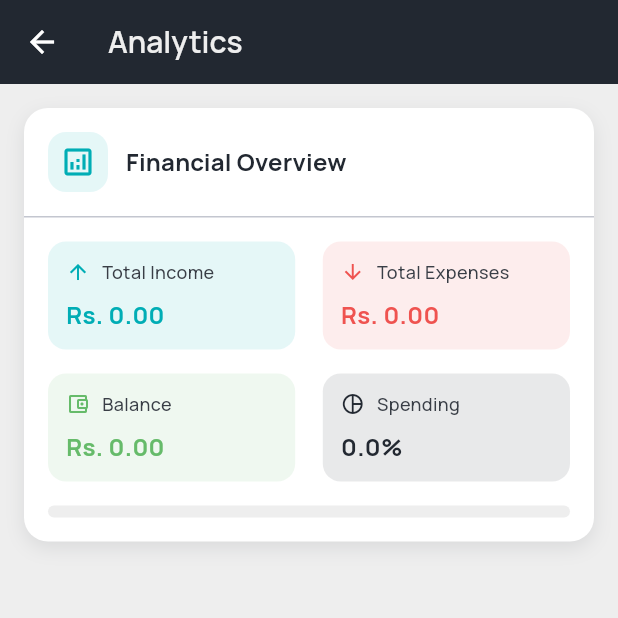
After one commit to Abelboby/SpendWise, a Flutter app: the AnalyticsScreen screen opened directly, on a phone screen of 412 x 824 dp, the top half of it. The commit adds this screen. Run offline on Flutter 3.47's test engine with Material 3 defaults, Android fonts, the phone set to English and light mode, and no system bars; our stand-ins replace cloud_firestore, firebase_auth, firebase_core, google_sign_in; accounts and stored records are empty; network calls fail.

Commit message:
Add Analytics Screen with financial overview and metrics

```diff
--- /dev/null
+++ b/lib/screens/analytics_screen.dart
@@ -0,0 +1,227 @@
+import 'package:flutter/material.dart';
+import 'package:provider/provider.dart';
+import 'package:intl/intl.dart';
+import '../providers/finance_provider.dart';
+import '../constants/app_colors.dart';
+
+class AnalyticsScreen extends StatelessWidget {
+  const AnalyticsScreen({super.key});
+
+  Widget _buildAnalyticCard({
+    required BuildContext context,
+    required String title,
+    required Widget child,
+    required IconData icon,
+  }) {
+    return Container(
+      margin: const EdgeInsets.only(bottom: 16),
+      decoration: BoxDecoration(
+        color: Colors.white,
+        borderRadius: BorderRadius.circular(16),
+        boxShadow: [
+          BoxShadow(
+            color: AppColors.navy.withOpacity(0.1),
+            blurRadius: 10,
+            offset: const Offset(0, 4),
+          ),
+        ],
+      ),
+      child: Column(
+        crossAxisAlignment: CrossAxisAlignment.start,
+        children: [
+          Padding(
+            padding: const EdgeInsets.all(16),
+            child: Row(
+              children: [
+                Container(
+                  padding: const EdgeInsets.all(8),
+                  decoration: BoxDecoration(
+                    color: AppColors.accent.withOpacity(0.1),
+                    borderRadius: BorderRadius.circular(12),
+                  ),
+                  child: Icon(
+                    icon,
+                    color: AppColors.accent,
+                    size: 24,
+                  ),
+                ),
+                const SizedBox(width: 12),
+                Text(
+                  title,
+                  style: Theme.of(context).textTheme.titleMedium?.copyWith(
+                        color: AppColors.navy,
+                        fontWeight: FontWeight.bold,
+                      ),
+                ),
+              ],
+            ),
+          ),
+          const Divider(height: 1),
+          child,
+        ],
+      ),
+    );
+  }
+
+  Widget _buildOverviewCard(BuildContext context) {
+    final financeProvider = Provider.of<FinanceProvider>(context);
+    final totalIncome = financeProvider.totalIncome;
+    final totalExpenses = financeProvider.totalExpenses;
+    final remainingAmount = totalIncome - totalExpenses;
+    final spendingPercentage =
+        totalIncome > 0 ? (totalExpenses / totalIncome * 100) : 0;
+
+    return _buildAnalyticCard(
+      context: context,
+      title: 'Financial Overview',
+      icon: Icons.analytics_outlined,
+      child: Padding(
+        padding: const EdgeInsets.all(16),
+        child: Column(
+          children: [
+            Row(
+              mainAxisAlignment: MainAxisAlignment.spaceBetween,
+              children: [
+                _buildMetricItem(
+                  context,
+                  'Total Income',
+                  'Rs. ${NumberFormat('#,##0.00').format(totalIncome)}',
+                  Icons.arrow_upward,
+                  AppColors.accent,
+                ),
+                _buildMetricItem(
+                  context,
+                  'Total Expenses',
+                  'Rs. ${NumberFormat('#,##0.00').format(totalExpenses)}',
+                  Icons.arrow_downward,
+                  Colors.red[400]!,
+                ),
+              ],
+            ),
+            const SizedBox(height: 16),
+            Row(
+              mainAxisAlignment: MainAxisAlignment.spaceBetween,
+              children: [
+                _buildMetricItem(
+                  context,
+                  'Balance',
+                  'Rs. ${NumberFormat('#,##0.00').format(remainingAmount)}',
+                  Icons.account_balance_wallet_outlined,
+                  remainingAmount >= 0 ? Colors.green[400]! : Colors.red[400]!,
+                ),
+                _buildMetricItem(
+                  context,
+                  'Spending',
+                  '${spendingPercentage.toStringAsFixed(1)}%',
+                  Icons.pie_chart_outline,
+                  AppColors.navy,
+                ),
+              ],
+            ),
+            const SizedBox(height: 16),
+            Container(
+              height: 8,
+              decoration: BoxDecoration(
+                color: AppColors.lightGrey,
+                borderRadius: BorderRadius.circular(4),
+              ),
+              child: Row(
+                children: [
+                  Flexible(
+                    flex: totalExpenses.toInt(),
+                    child: Container(
+                      decoration: BoxDecoration(
+                        color: spendingPercentage > 90
+                            ? Colors.red[400]
+                            : spendingPercentage > 70
+                                ? Colors.orange[400]
+                                : Colors.green[400],
+                        borderRadius: BorderRadius.circular(4),
+                      ),
+                    ),
+                  ),
+                  Flexible(
+                    flex: (totalIncome - totalExpenses).toInt(),
+                    child: Container(),
+                  ),
+                ],
+              ),
+            ),
+          ],
+        ),
+      ),
+    );
+  }
+
+  Widget _buildMetricItem(
+    BuildContext context,
+    String title,
+    String value,
+    IconData icon,
+    Color color,
+  ) {
+    return Container(
+      width: MediaQuery.of(context).size.width * 0.4,
+      padding: const EdgeInsets.all(12),
+      decoration: BoxDecoration(
+        color: color.withOpacity(0.1),
+        borderRadius: BorderRadius.circular(12),
+      ),
+      child: Column(
+        crossAxisAlignment: CrossAxisAlignment.start,
+        children: [
+          Row(
+            children: [
+              Icon(
+                icon,
+                size: 16,
+                color: color,
+              ),
+              const SizedBox(width: 8),
+              Text(
+                title,
+                style: TextStyle(
+                  color: AppColors.darkGrey,
+                  fontSize: 12,
+                  fontWeight: FontWeight.w500,
+                ),
+              ),
+            ],
+          ),
+          const SizedBox(height: 8),
+          Text(
+            value,
+            style: TextStyle(
+              color: color,
+              fontSize: 16,
+              fontWeight: FontWeight.bold,
+            ),
+          ),
+        ],
+      ),
+    );
+  }
+
+  @override
+  Widget build(BuildContext context) {
+    return Scaffold(
+      backgroundColor: AppColors.lightGrey,
+      appBar: AppBar(
+        backgroundColor: AppColors.navy,
+        elevation: 0,
+        iconTheme: const IconThemeData(color: Colors.white),
+        title: Text(
+          'Analytics',
+          style: TextStyle(color: AppColors.lightGrey),
+        ),
+      ),
+      body: ListView(
+        padding: const EdgeInsets.all(16),
+        children: [
+          _buildOverviewCard(context),
+          // Add more analytics cards here in the future
+        ],
+      ),
+    );
+  }
+}
--- a/lib/screens/profile_screen.dart
+++ b/lib/screens/profile_screen.dart
@@ -1,9 +1,12 @@
 import 'package:flutter/material.dart';
 import 'package:provider/provider.dart';
 import 'package:url_launcher/url_launcher.dart';
+import 'package:intl/intl.dart';
 import '../providers/auth_provider.dart';
+import '../providers/finance_provider.dart';
 import '../constants/app_colors.dart';
 import 'settings_screen.dart';
+import 'analytics_screen.dart';
 
 class ProfileScreen extends StatelessWidget {
   const ProfileScreen({super.key});
@@ -399,6 +402,20 @@ class ProfileScreen extends StatelessWidget {
               children: [
                 _buildProfileOption(
                   context: context,
+                  icon: Icons.analytics_outlined,
+                  title: 'Analytics',
+                  subtitle: 'View detailed financial insights',
+                  onTap: () {
+                    Navigator.push(
+                      context,
+                      MaterialPageRoute(
+                        builder: (context) => const AnalyticsScreen(),
+                      ),
+                    );
+                  },
+                ),
+                _buildProfileOption(
+                  context: context,
                   icon: Icons.settings_outlined,
                   title: 'Settings',
                   subtitle: 'App preferences and configurations',
```
